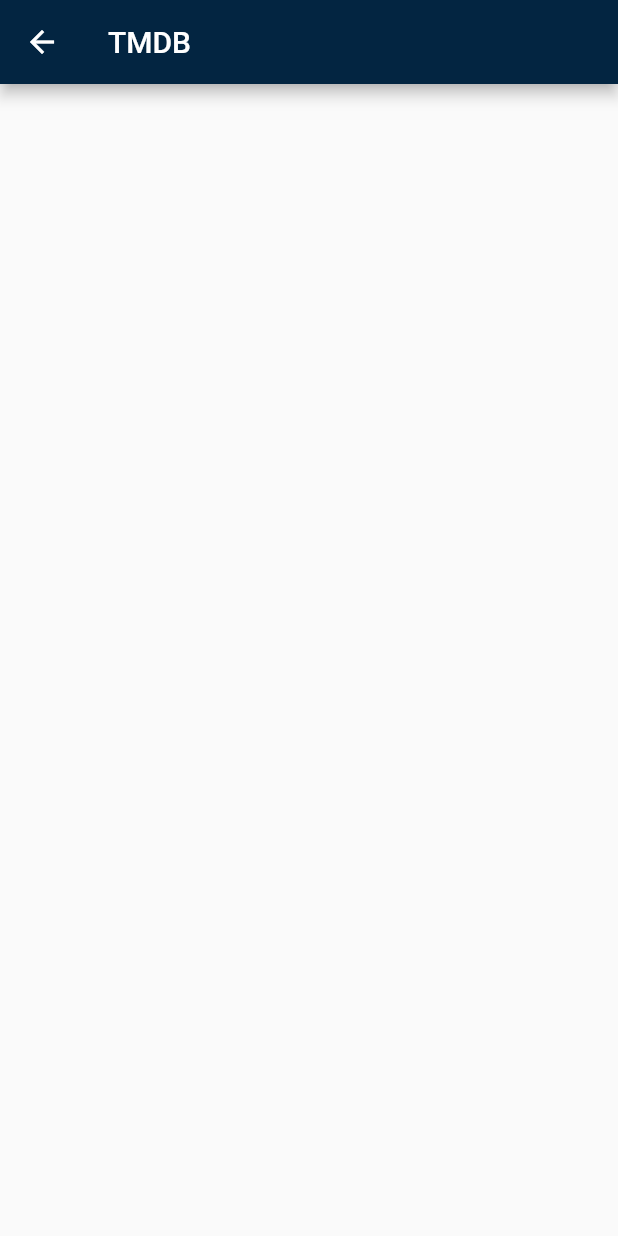
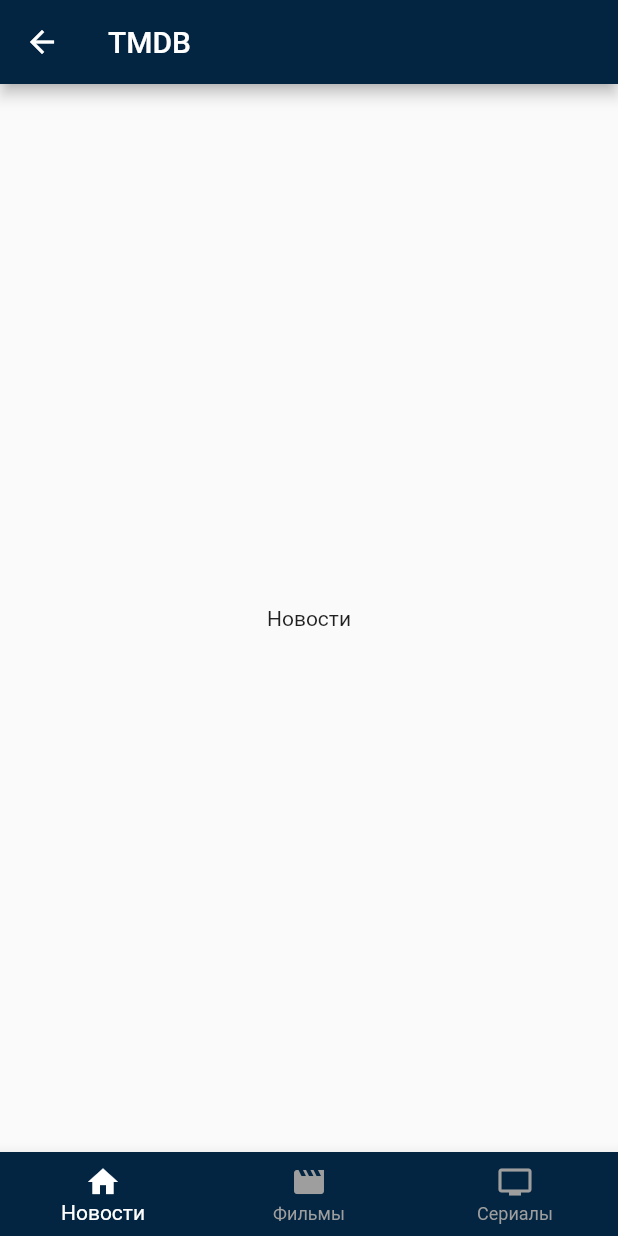
Before and after one commit to roman-romanov/the_movie_db, a Flutter app: the MainScreen screen opened by its route, on a phone screen of 412 x 824 dp. Run offline on Flutter 3.47's test engine with Material 2 defaults, Android fonts, the light colour scheme and no system bars.

Commit message:
bottomnavigationbar

```diff
--- a/lib/styles/styles.dart
+++ b/lib/styles/styles.dart
@@ -1,5 +1,4 @@
 import 'dart:ui';
-
 import 'package:flutter/material.dart';
 
 final textStyle = const TextStyle(fontSize: 16, color: Colors.black);
@@ -29,3 +28,8 @@ final blueButtonStyle = TextButton.styleFrom(
 );
 
 final errorRedText = const TextStyle(color: Colors.red);
+
+final bottomNavigationColor = BottomNavigationBarThemeData(
+    backgroundColor: const Color.fromRGBO(3, 37, 65, 1),
+    unselectedItemColor: Colors.grey,
+    selectedItemColor: Colors.white);
--- a/lib/widgets/auth/header_widget.dart
+++ b/lib/widgets/auth/header_widget.dart
@@ -7,8 +7,8 @@ class HeaderWidget extends StatefulWidget {
 }
 
 class _HeaderWidget extends State<HeaderWidget> {
-  final _loginTextController = TextEditingController();
-  final _passwordTextController = TextEditingController();
+  final _loginTextController = TextEditingController(text: 'admin');
+  final _passwordTextController = TextEditingController(text: 'admin');
 
   String? errorLogin = '';
   String? errorPassword = '';
--- a/lib/widgets/main_screen/main_screen_widget.dart
+++ b/lib/widgets/main_screen/main_screen_widget.dart
@@ -8,11 +8,38 @@ class MainScreen extends StatefulWidget {
 }
 
 class _MainScreenState extends State<MainScreen> {
+  int _selectedTab = 0;
+
+  void onSelectTab(int index) {
+    if (_selectedTab == index) return;
+    setState(() {
+      _selectedTab = index;
+    });
+  }
+
+  static const List<Widget> _widgets = [
+    Text('Новости'),
+    Text('Фильмы'),
+    Text('Сериалы'),
+  ];
+
   @override
   Widget build(BuildContext context) {
     return Scaffold(
       appBar: AppBar(title: Text('TMDB')),
-      body: Container(),
+      //Выбор индексов в _widgets по _selectedTab
+      body: Center(
+        child: _widgets[_selectedTab],
+      ),
+      bottomNavigationBar: BottomNavigationBar(
+        currentIndex: _selectedTab,
+        onTap: onSelectTab,
+        items: [
+          BottomNavigationBarItem(icon: Icon(Icons.home), label: 'Новости'),
+          BottomNavigationBarItem(icon: Icon(Icons.movie), label: 'Фильмы'),
+          BottomNavigationBarItem(icon: Icon(Icons.tv), label: 'Сериалы'),
+        ],
+      ),
     );
   }
 }
```
Also changed, not shown: lib/main.dart (+8 -1 lines).
